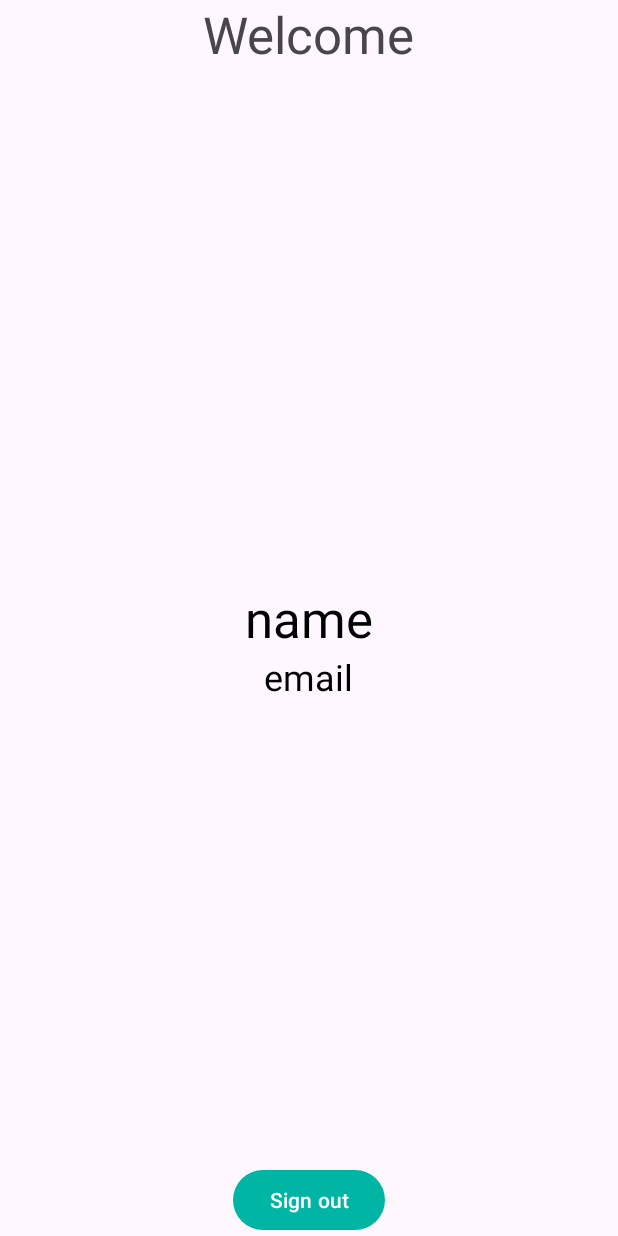
After one commit to Amberabhishek/Book_My_Doctor_App, an Android app: the GmailPageActivity screen opened directly, with no data from a screen before it, on a phone screen of 412 x 824 dp. The commit adds this screen. Run offline under Robolectric (Android 15) with nearby library versions, the phone set to English and light mode, and no system bars.

Commit message:
new commit

```diff
--- a/app/build.gradle.kts
+++ b/app/build.gradle.kts
@@ -2,11 +2,12 @@ plugins {
     id("com.android.application")
     id("com.google.gms.google-services")
     id("com.google.firebase.crashlytics")
+    id("org.jetbrains.kotlin.android")
 }
 
 android {
     namespace = "com.amber.bookmydoctor"
-    compileSdk = 33
+    compileSdk = 34
 
     defaultConfig {
         applicationId = "com.amber.bookmydoctor"
@@ -54,6 +55,9 @@ dependencies {
     implementation("com.google.firebase:firebase-analytics:21.3.0")
     implementation("androidx.drawerlayout:drawerlayout:1.2.0")
     implementation("androidx.compose.animation:animation-core-android:1.5.3")
+    implementation("androidx.core:core-ktx:+")
+    implementation("com.google.firebase:firebase-database:20.3.0")
+    implementation("com.google.firebase:firebase-auth:22.2.0")
     testImplementation("junit:junit:4.13.2")
     androidTestImplementation("androidx.test.ext:junit:1.1.5")
     androidTestImplementation("androidx.test.espresso:espresso-core:3.5.1")
--- a/app/src/main/AndroidManifest.xml
+++ b/app/src/main/AndroidManifest.xml
@@ -55,6 +55,10 @@
 
         <activity android:name=".BloodBankPageActivity" />
 
+        <activity android:name=".GmailPageActivity" />
+
+
+
 
 
     </application>
--- /dev/null
+++ b/app/src/main/java/com/amber/bookmydoctor/GmailPageActivity.java
@@ -0,0 +1,65 @@
+package com.amber.bookmydoctor;
+
+import android.content.Intent;
+import android.os.Bundle;
+import android.view.View;
+import android.widget.Button;
+import android.widget.TextView;
+
+import androidx.appcompat.app.AppCompatActivity;
+
+import com.google.android.gms.auth.api.signin.GoogleSignIn;
+import com.google.android.gms.auth.api.signin.GoogleSignInAccount;
+import com.google.android.gms.auth.api.signin.GoogleSignInClient;
+import com.google.android.gms.auth.api.signin.GoogleSignInOptions;
+import com.google.android.gms.tasks.OnCompleteListener;
+import com.google.android.gms.tasks.Task;
+
+public class GmailPageActivity extends AppCompatActivity {
+    GoogleSignInOptions gso;
+    GoogleSignInClient gsc;
+    TextView name,email;
+    Button signOutBtn;
+    @Override
+    protected void onCreate(Bundle savedInstanceState) {
+        super.onCreate(savedInstanceState);
+        setContentView(R.layout.activity_gmail_page);
+
+        name = findViewById(R.id.name);
+        email = findViewById(R.id.email);
+        signOutBtn = findViewById(R.id.signout);
+
+
+        gso = new GoogleSignInOptions.Builder(GoogleSignInOptions.DEFAULT_SIGN_IN).requestEmail().build();
+        gsc = GoogleSignIn.getClient(this,gso);
+
+        GoogleSignInAccount acct = GoogleSignIn.getLastSignedInAccount(this);
+        if(acct!=null){
+            String personName = acct.getDisplayName();
+            String personEmail = acct.getEmail();
+            name.setText(personName);
+            email.setText(personEmail);
+        }
+
+        signOutBtn.setOnClickListener(new View.OnClickListener() {
+            @Override
+            public void onClick(View view) {
+                signOut();
+            }
+        });
+
+
+
+    }
+
+    void signOut(){
+        gsc.signOut().addOnCompleteListener(new OnCompleteListener<Void>() {
+            @Override
+            public void onComplete(Task<Void> task) {
+                finish();
+                startActivity(new Intent(GmailPageActivity.this,RegisterActivity.class));
+            }
+        });
+    }
+
+}
--- /dev/null
+++ b/app/src/main/res/layout/activity_gmail_page.xml
@@ -0,0 +1,45 @@
+<?xml version="1.0" encoding="utf-8"?>
+<RelativeLayout xmlns:android="http://schemas.android.com/apk/res/android"
+    xmlns:app="http://schemas.android.com/apk/res-auto"
+    xmlns:tools="http://schemas.android.com/tools"
+    android:layout_width="match_parent"
+    android:layout_height="match_parent"
+    tools:context=".GmailPageActivity">
+
+    <TextView
+        android:layout_width="wrap_content"
+        android:layout_height="wrap_content"
+        android:text="Welcome"
+        android:layout_centerHorizontal="true"
+        android:textSize="34sp"/>
+
+    <TextView
+        android:layout_width="wrap_content"
+        android:layout_height="wrap_content"
+        android:id="@+id/name"
+        android:text="name"
+        android:textColor="@color/black"
+        android:layout_centerVertical="true"
+        android:layout_centerHorizontal="true"
+        android:textSize="34sp"/>
+
+    <TextView
+        android:layout_width="wrap_content"
+        android:layout_height="wrap_content"
+        android:id="@+id/email"
+        android:text="email"
+        android:textColor="@color/black"
+        android:layout_centerVertical="true"
+        android:layout_centerHorizontal="true"
+        android:layout_below="@id/name"
+        android:textSize="24sp"/>
+
+    <Button
+        android:layout_width="wrap_content"
+        android:layout_height="wrap_content"
+        android:id="@+id/signout"
+        android:text="Sign out"
+        android:layout_centerHorizontal="true"
+        android:layout_alignParentBottom="true"/>
+
+</RelativeLayout>
--- a/app/src/main/res/layout/activity_register_page.xml
+++ b/app/src/main/res/layout/activity_register_page.xml
@@ -110,7 +110,7 @@
         android:layout_alignParentBottom="true">
 
         <ImageView
-            android:id="@+id/button_gmail"
+            android:id="@+id/google_btn"
             android:layout_width="48dp"
             android:layout_height="48dp"
             android:layout_margin="20dp"
--- a/build.gradle.kts
+++ b/build.gradle.kts
@@ -1,8 +1,13 @@
 buildscript {
+    val kotlin_version by extra("1.9.20-RC")
     dependencies {
         classpath("com.android.tools.build:gradle:7.3.0")
         classpath("com.google.gms:google-services:4.4.0")
         classpath("com.google.firebase:firebase-crashlytics-gradle:2.9.9")
+        classpath("org.jetbrains.kotlin:kotlin-gradle-plugin:$kotlin_version")
+    }
+    repositories {
+        mavenCentral()
     }
 }
 // Top-level build file where you can add configuration options common to all sub-projects/modules.
```
Also changed, not shown: app/src/main/java/com/amber/bookmydoctor/RegisterActivity.java (+62 -0 lines).
